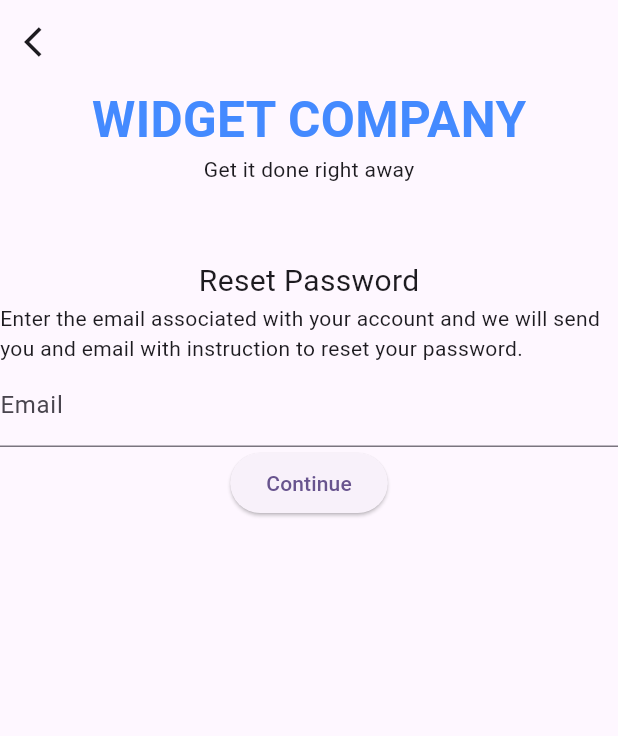
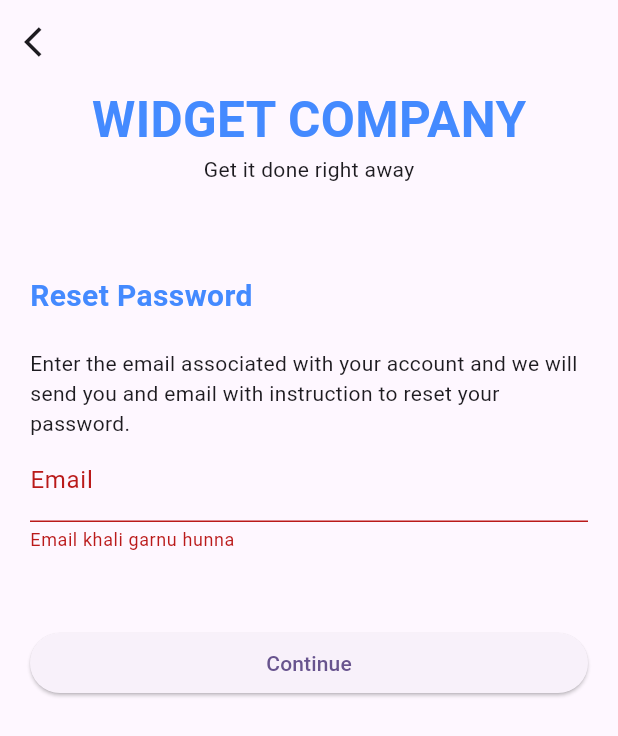
Before and after one commit to sanamdongol/flutter_cosmos_bce, a Flutter app: the ForgotPasswordPage screen opened directly, after a tap on "Continue", on a phone screen of 412 x 824 dp. Shown: the top 736 px of the screen. Run offline on Flutter 3.47's test engine with Material 3 defaults, Android fonts, the light colour scheme and no system bars.

Commit message:
Forgot  password wip

```diff
--- a/lib/forgotPassword/forgot_password.dart
+++ b/lib/forgotPassword/forgot_password.dart
@@ -1,4 +1,5 @@
 import 'package:flutter/material.dart';
+import 'package:flutter_cosmos_class/forgotPassword/forgot_second.dart';
 
 class ForgotPasswordPage extends StatefulWidget {
   const ForgotPasswordPage({super.key});
@@ -8,6 +9,8 @@ class ForgotPasswordPage extends StatefulWidget {
 }
 
 class _ForgotPasswordPageState extends State<ForgotPasswordPage> {
+  final _formKey = GlobalKey<FormState>();
+
   @override
   Widget build(BuildContext context) {
     return Scaffold(
@@ -19,34 +22,65 @@ class _ForgotPasswordPageState extends State<ForgotPasswordPage> {
           },
         ),
       ),
-      body: Column(
+      body: Form(
+        key: _formKey,
+        child: Padding(
+          padding: const EdgeInsets.only(left: 20.0, right: 20.0),
+          child: Column(
+            crossAxisAlignment: CrossAxisAlignment.stretch,
             children: [
-          Text(
+              Center(
+                child: Text(
                   'WIDGET COMPANY',
                   style: TextStyle(
                       color: Colors.blueAccent,
                       fontSize: 33.0,
                       fontWeight: FontWeight.bold),
                 ),
-          Text('Get it done right away'),
-          SizedBox(height: 50.0),
+              ),
+              Center(child: Text('Get it done right away')),
+              SizedBox(height: 60.0),
               Text(
                 'Reset Password',
-            style: TextStyle(fontSize: 20),
+                style: TextStyle(
+                    fontSize: 20,
+                    color: Colors.blueAccent,
+                    fontWeight: FontWeight.bold),
               ),
+              SizedBox(height: 20),
               Text(
                 ('Enter the email associated with your account and we will send you and email with instruction to reset your password.'),
               ),
-          TextField(
+              TextFormField(
+                validator: (userKoInput) {
+                  if (userKoInput == null || userKoInput.isEmpty) {
+                    return "Email khali garnu hunna";
+                  }
+                },
+                keyboardType: TextInputType.emailAddress,
                 decoration: InputDecoration(
                     labelText: "Email", hintText: 'Enter your email'),
               ),
+              SizedBox(
+                height: 50,
+              ),
               ElevatedButton(
-            onPressed: () {},
+                onPressed: () {
+                  if (_formKey.currentState!.validate()) {
+                    Navigator.push(
+                      context,
+                      MaterialPageRoute(
+                        builder: (context) => const ForgotSecondPage(),
+                      ),
+                    );
+                  }
+                },
                 child: Text('Continue'),
               ),
             ],
           ),
+        ),
+      ),
     );
   }
 }
--- /dev/null
+++ b/lib/forgotPassword/forgot_second.dart
@@ -0,0 +1,15 @@
+import 'package:flutter/material.dart';
+
+class ForgotSecondPage extends StatefulWidget {
+  const ForgotSecondPage({super.key});
+
+  @override
+  State<ForgotSecondPage> createState() => _ForgotSecondPageState();
+}
+
+class _ForgotSecondPageState extends State<ForgotSecondPage> {
+  @override
+  Widget build(BuildContext context) {
+    return const Placeholder();
+  }
+}
```
Lines whose indentation alone changed are shown as unchanged.
